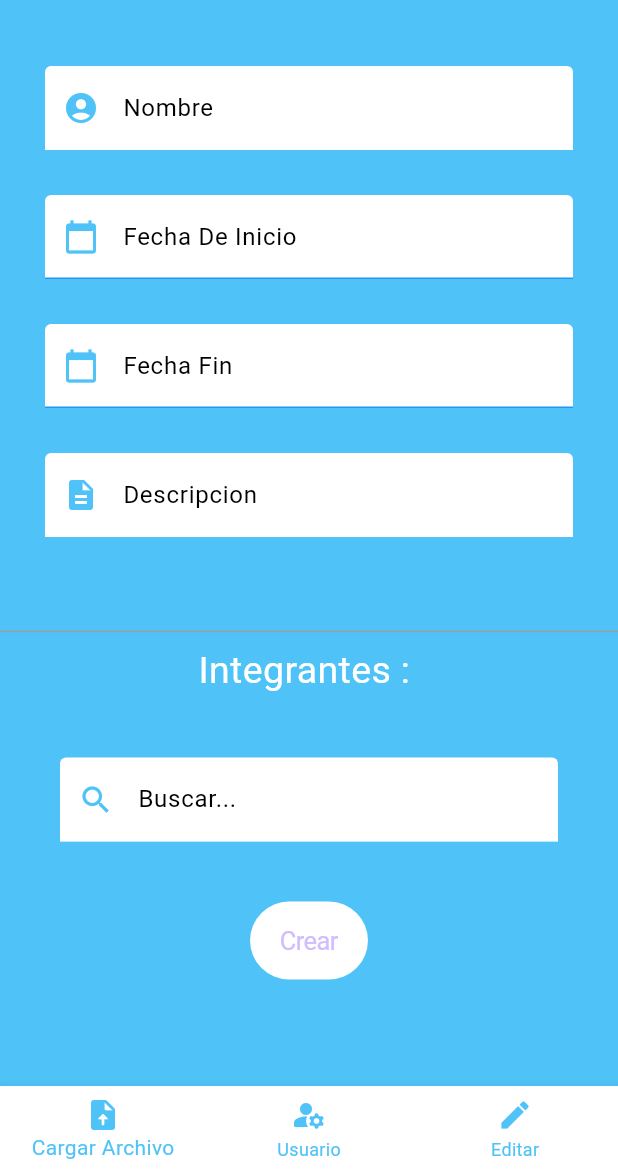
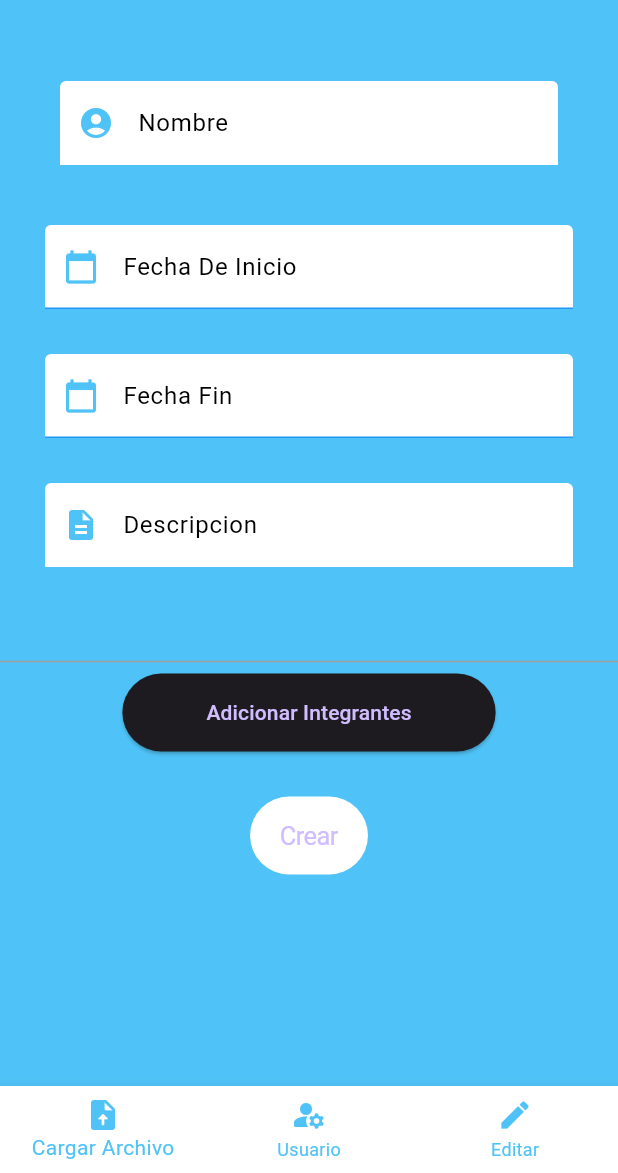
Before and after one commit to Zeustk/ManagerProject, a Flutter app: the Ver_Proyectos screen opened directly, after a tap on "Atras", on a phone screen of 412 x 824 dp, the part 63-1236 px from its top. Run offline on Flutter 3.47's test engine with Material 3 defaults, Android fonts, the phone set to English and light mode, and no system bars; our stand-ins replace eva_icons_flutter, firebase_auth, firebase_core, font_awesome_flutter, get, google_sign_in and 1 more; missing offline and left inert: dart:ffi; accounts and stored records are empty; network calls fail; Roboto replaces fonts that are missing (addressCity).

Commit message:
Creacion de proyecto con integrantes

```diff
--- a/lib/src/data/providers/Detalles_Provider.dart
+++ b/lib/src/data/providers/Detalles_Provider.dart
@@ -7,7 +7,7 @@ import 'package:manager_proyect/src/domain/models/Usuario_model.dart';
 class DetallesProvider extends CrudProvider<DetallesModel>{
  Future<String> registrarDetalle(DetallesModel detalleRecibido) async {
     try {
-      return await agregar(detalleRecibido, 'addDetalles');
+      return await agregar(detalleRecibido, 'addDetalleproyecto');
     } catch (e) {
       return "Error al Registrar Detalles del proyecto";
     }
--- a/lib/src/data/providers/Proyectos_Provider.dart
+++ b/lib/src/data/providers/Proyectos_Provider.dart
@@ -1,17 +1,24 @@
 
 import 'package:manager_proyect/src/data/providers/Crud_Provider.dart';
 import 'package:manager_proyect/src/domain/models/Proyecto_model.dart';
-import 'package:http/http.dart' as http;
+
 
 class ProyectosProvider extends CrudProvider<ProyectoModel>{
 
+   static ProyectosProvider? _instance;
+   List<ProyectoModel> _proyectosMemoria = [];
+  bool _proyectosMemoriaActualizado=false;
 
-   Future<List<ProyectoModel>> _proyectosMemoria = Future.value([]);
-   bool _proyectosMemoriaActualizado=true;
+  ProyectosProvider._(); // Constructor privado para evitar la creación directa de instancias
+
+  static ProyectosProvider get instance {
+    _instance ??= ProyectosProvider._(); // Si la instancia es nula, crea una nueva instancia
+    return _instance!;
+  }
 
   Future<String> registrarProyecto(ProyectoModel proyectoRecibido) async {
   try {
-    //_proyectosMemoriaActualizado = false;
+    _proyectosMemoriaActualizado = false;
     return await agregar(proyectoRecibido, 'addProyecto');
   } catch (error) {
     // Manejar el error al registrar el proyecto
@@ -21,14 +28,25 @@ class ProyectosProvider extends CrudProvider<ProyectoModel>{
 }
 
 Future<List<ProyectoModel>> consultarProyecto() async {
+
   try {
 
-     List<Map<String, dynamic>> listaMapas = await consultar('getProyecto');
+    print(_proyectosMemoriaActualizado);
+
+    if (!_proyectosMemoriaActualizado){
+
+      _proyectosMemoriaActualizado=true;
+
+      List<Map<String, dynamic>> listaMapas = await consultar('getProyecto');
+
+      _proyectosMemoria = listaMapas.map((map) => ProyectoModel.fromJson(map)).toList();
+
+
+    }
 
     // Convertir cada mapa a un objeto ProyectoModel usando el método fromJson
-    List<ProyectoModel> listaProyectos = listaMapas.map((map) => ProyectoModel.fromJson(map)).toList();
 
-    return listaProyectos;
+    return _proyectosMemoria;
 
 
   } catch (error) {
--- a/lib/src/data/providers/Usuario_Provider.dart
+++ b/lib/src/data/providers/Usuario_Provider.dart
@@ -21,7 +21,7 @@ class UsuarioProvider extends CrudProvider<UsuarioModel>{
 
       return listaUsuario;
     } catch (e) {
-      print('Error alconsultar los usuarios');
+      print('Error al consultar los usuarios $e');
       return [];
     }
   }
--- a/lib/src/domain/controllers/ProyectoController.dart
+++ b/lib/src/domain/controllers/ProyectoController.dart
@@ -3,7 +3,7 @@ import 'package:manager_proyect/src/data/providers/Proyectos_Provider.dart';
 import 'package:manager_proyect/src/domain/models/Proyecto_model.dart';
 
 class ProyectoController extends GetxController {
-  ProyectosProvider gestionProyectos = ProyectosProvider();
+  ProyectosProvider gestionProyectos = ProyectosProvider.instance;
 
   Future<String> registrarProyecto(ProyectoModel proyecto) async {
     try {
--- a/lib/src/domain/models/DetalleProyecto_model.dart
+++ b/lib/src/domain/models/DetalleProyecto_model.dart
@@ -16,7 +16,7 @@ class DetallesModel {
   int idDetalle;
   int idUsuario;
   int idProyecto;
-  Double porcentajeProyecto;
+  double porcentajeProyecto;
 
   DetallesModel({
     required this.idDetalle,
--- a/lib/src/ui/Page/Proyectos/crearProyecto.dart
+++ b/lib/src/ui/Page/Proyectos/crearProyecto.dart
@@ -2,9 +2,15 @@ import 'package:flutter/cupertino.dart';
 import 'package:flutter/material.dart';
 import 'package:get/get.dart';
 import 'package:manager_proyect/src/constante/constantes.dart';
+import 'package:manager_proyect/src/domain/controllers/DetallesController.dart';
 import 'package:manager_proyect/src/domain/controllers/ProyectoController.dart';
+import 'package:manager_proyect/src/domain/controllers/UsuarioController.dart';
+import 'package:manager_proyect/src/domain/models/DetalleProyecto_model.dart';
 import 'package:manager_proyect/src/domain/models/Proyecto_model.dart';
+import 'package:manager_proyect/src/domain/models/Usuario_model.dart';
+import 'package:manager_proyect/src/ui/Page/Proyectos/detalleProyecto.dart';
 import 'package:manager_proyect/src/ui/Page/Proyectos/verProyectos.dart';
+import 'package:manager_proyect/src/ui/Page/Usuarios/AdicionarUsuarios.dart';
 import 'package:manager_proyect/src/widgets/BottonNavigator.dart';
 
 import '../../../widgets/Drawer.dart';
@@ -17,6 +23,9 @@ class Crear_proyectos extends StatefulWidget {
 class _Crear_proyectosState extends State<Crear_proyectos> {
   /* FocusNode _focusNode = FocusNode(); */
 //
+
+  ProyectoController gestionProyectos = ProyectoController();
+
   @override
   Widget build(BuildContext context) {
     return Scaffold(
@@ -48,27 +57,32 @@ class _LabelsState extends State<Labels> {
   TextEditingController __controllerFechaFinalizacion = TextEditingController();
   TextEditingController __controllerNombre = TextEditingController();
   TextEditingController __controllerDescripcion = TextEditingController();
+  List<UsuarioModel> usuariosSeleccionados=[];
 
   ProyectoController gestionProyectos = ProyectoController();
+  UsuariosController gestionUsuarios = UsuariosController();
+  DetallesController gestionProyectoUsuarios = DetallesController();
 
   TextStyle selecionarColor = TextStyle(color: Colors.black);
+
+  @override
+  void initState() {
+    super.initState();
+  }
+
   @override
   Widget build(BuildContext context) {
     return SingleChildScrollView(
       child: SafeArea(
         child: Column(
           children: [
+            // Text fields for project details...
+
             Padding(
-              padding: const EdgeInsets.all(30.0),
+              padding: const EdgeInsets.all(40.0),
               child: TextField(
-                /*  onSubmitted: (value) {
-                    _focusNode.requestFocus();
-                  }, */
-                /*  focusNode: _focusNode,
-                  controller: _controller,
-                  autofocus: true, */
+                controller: __controllerNombre,
                 style: TextStyle(color: Colors.black),
-                controller: __controllerNombre,
                 decoration: InputDecoration(
                   labelText: 'Nombre',
                   fillColor: Colors.white,
@@ -80,9 +94,11 @@ class _LabelsState extends State<Labels> {
                   labelStyle: TextStyle(color: Colors.black),
                   border: UnderlineInputBorder(
                     borderRadius: BorderRadius.circular(40),
-                    )),
                   ),
                 ),
+              ),
+            ),
+
             Padding(
               padding: EdgeInsets.only(left: 30, right: 30),
               child: TextField(
@@ -98,13 +114,16 @@ class _LabelsState extends State<Labels> {
                     color: kSecondaryColor,
                   ),
                   enabledBorder: UnderlineInputBorder(
-                        borderSide: BorderSide(color: Colors.blue))),
+                    borderSide: BorderSide(color: Colors.blue),
+                  ),
+                ),
                 readOnly: true,
                 onTap: () {
                   _seleccionFecha(context);
                 },
               ),
             ),
+
             Padding(
               padding: EdgeInsets.only(top: 30, left: 30, right: 30),
               child: TextField(
@@ -120,17 +139,19 @@ class _LabelsState extends State<Labels> {
                     color: kSecondaryColor,
                   ),
                   enabledBorder: UnderlineInputBorder(
-                        borderSide: BorderSide(color: Colors.blue))),
+                    borderSide: BorderSide(color: Colors.blue),
+                  ),
+                ),
                 readOnly: true,
                 onTap: () {
                   _seleccionFecha2(context);
                 },
               ),
             ),
+
             Padding(
               padding: const EdgeInsets.all(30.0),
               child: TextField(
-
                 style: TextStyle(color: Colors.black),
                 controller: __controllerDescripcion,
                 decoration: InputDecoration(
@@ -144,67 +165,32 @@ class _LabelsState extends State<Labels> {
                   labelStyle: TextStyle(color: Colors.black),
                   border: UnderlineInputBorder(
                     borderRadius: BorderRadius.circular(40),
-                    )),
                   ),
                 ),
+              ),
+            ),
+
             SizedBox(height: 25),
             Divider(color: Colors.grey),
-            Text(
-              'Integrantes : ',
-              style: TextStyle(
-                  color: Colors.white,
-                  fontSize: 25,
-                  fontFamily: AutofillHints.addressCity),
+
+            ElevatedButton(
+              onPressed: () async {
+              usuariosSeleccionados = (await Get.to<List<UsuarioModel>?>(AdicionarUsuariosPage())) ?? [];
+              },
+              style: ElevatedButton.styleFrom(
+                shape: RoundedRectangleBorder(
+                  borderRadius: BorderRadius.circular(40),
                 ),
-            Padding(
-              padding: const EdgeInsets.all(40.0),
-              child: TextField(
-                  style: TextStyle(color: Colors.black),
-                  decoration: InputDecoration(
-                      hintText: 'Buscar...',
-                      labelText: 'Buscar...',
-                      fillColor: Colors.white,
-                      filled: true,
-                      prefixIcon: Icon(
-                        Icons.search,
-                        color: kSecondaryColor,
               ),
-                      labelStyle: TextStyle(color: Colors.black),
-                      border: UnderlineInputBorder(
-                        borderRadius: BorderRadius.circular(40),
-                      ))),
+              child: Padding(
+                padding: EdgeInsets.symmetric(vertical: 16, horizontal: 32),
+                child: Text('Adicionar Integrantes'),
               ),
+            ),
+            SizedBox(height: 30),
             CupertinoButton(
               onPressed: () {
-                ProyectoModel proyecto = ProyectoModel(
-
-                    fechaFinalizacion: DateTime.parse(__controllerFechaFinalizacion.text),
-                    fechaInicio: DateTime.parse(_controllerFechaInicio.text),
-                    liderProyecto: "JESUS",
-                    nombre: __controllerNombre.text,
-                    descripcion: __controllerDescripcion.text,
-
-                  );
-
-                gestionProyectos.registrarProyecto(proyecto).then((resultado) {
-
-                  print('El resultado de registrar el proyecto es: $resultado');
-
-                }).catchError((error) {
-
-                  print('Ocurrió un error al registrar el proyecto: $error');
-
-                });
-
-                Get.snackbar(
-                  'Proyecto Creado',
-                  'Proyecto Creado Exitosamente',
-                  backgroundColor: Colors.white,
-                  colorText: Colors.black,
-                  onTap: (snack) {
-                    Get.to(Ver_Proyectos(), arguments: 'Mis Proyectos');
-                  },
-                );
+                RegistrarProyecto();
               },
               alignment: Alignment.bottomCenter,
               color: Colors.white,
@@ -217,9 +203,65 @@ class _LabelsState extends State<Labels> {
     );
   }
 
+  void RegistrarProyecto() {
+
+    ProyectoModel proyecto = ProyectoModel(
+      fechaFinalizacion: DateTime.parse(__controllerFechaFinalizacion.text),
+      fechaInicio: DateTime.parse(_controllerFechaInicio.text),
+      liderProyecto: "JESUS",
+      nombre: __controllerNombre.text,
+      descripcion: __controllerDescripcion.text,
+    );
+
+
+
+   if (usuariosSeleccionados.isEmpty){
+    return;
+   }
+
+
+
+    gestionProyectos.registrarProyecto(proyecto).then((resultado) {
+      print('El resultado de registrar el proyecto es: $resultado');
+    }).catchError((error) {
+      print('Ocurrió un error al registrar el proyecto: $error');
+      return;
+    });
+
+    for (var usuario in usuariosSeleccionados) {
+
+      DetallesModel DetallesProyectoUsuario = DetallesModel(
+        idDetalle: 0,
+        idUsuario:usuario.idUsuario,
+        idProyecto: 0,
+        porcentajeProyecto:0.0
+        );
+
+      gestionProyectoUsuarios.registrarDetalles(DetallesProyectoUsuario).then((resultado) {
+        print('El resultado de registrar los integrantes es: $resultado');
+      }).catchError((error) {
+        print('Ocurrió un error al registrar los integrantes: $error');
+        return;
+      });
+    }
+
+    Get.snackbar(
+      'Proyecto Creado',
+      'Proyecto Creado Exitosamente',
+      backgroundColor: Colors.white,
+      colorText: Colors.black,
+      onTap: (snack) {
+        Get.to(Ver_Proyectos(), arguments: 'Mis Proyectos');
+      },
+    );
+  }
+
   Future<void> _seleccionFecha(BuildContext context) async {
     DateTime? _fecha = await showDatePicker(
-        firstDate: DateTime(1000), lastDate: DateTime(3000), context: context);
+      firstDate: DateTime(1000),
+      lastDate: DateTime(3000),
+      context: context,
+    );
 
     if (_fecha != null) {
       setState(() {
@@ -230,7 +272,10 @@ class _LabelsState extends State<Labels> {
 
   Future<void> _seleccionFecha2(BuildContext context) async {
     DateTime? _fecha = await showDatePicker(
-        firstDate: DateTime(1000), lastDate: DateTime(3000), context: context);
+      firstDate: DateTime(1000),
+      lastDate: DateTime(3000),
+      context: context,
+    );
 
     if (_fecha != null) {
       setState(() {
```
Also changed, not shown: lib/src/ui/Page/Usuarios/AdicionarUsuarios.dart (added, +109 -0 lines). Lines whose indentation alone changed are shown as unchanged.
